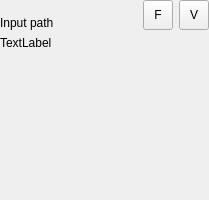
Qt form iVS3D/src/iVS3D-core/view/infowidget.ui (iVS3D/iVS3D) before a commit.
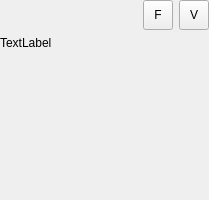
The same form after that commit.

Commit message: Fixed FileDialog crash on Debian; Fixed minor UI issues

Patch:
```diff
--- a/iVS3D/src/iVS3D-core/view/infowidget.ui
+++ b/iVS3D/src/iVS3D-core/view/infowidget.ui
@@ -52,7 +52,7 @@
         </sizepolicy>
        </property>
        <property name="text">
-        <string>Input path</string>
+        <string/>
        </property>
        <property name="alignment">
         <set>Qt::AlignBottom|Qt::AlignLeading|Qt::AlignLeft</set>
```
The commit also changes 3 other files.
